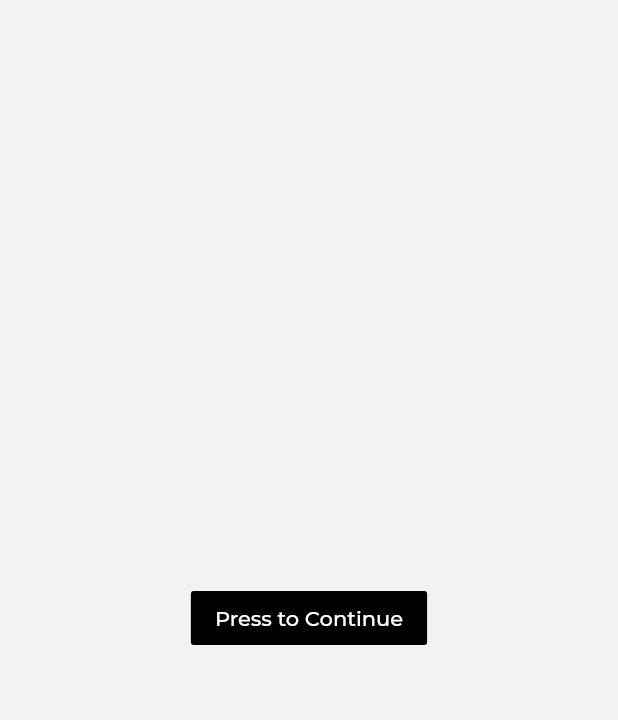
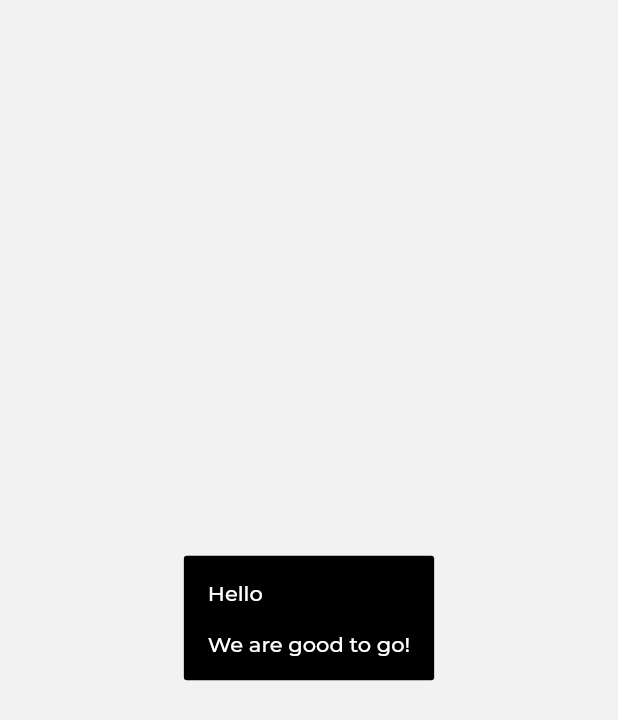
Before and after one commit to SajidBudTech/hopper, a Flutter app: the screen it shows after launch, on a phone screen of 412 x 824 dp. Shown: the top 720 px of the screen. Run offline on Flutter 3.47's test engine with Material 2 defaults, Android fonts, the phone set to English and light mode, and no system bars; our stand-ins replace audioplayers, cached_network_image, parse_server_sdk_flutter; project files that could hold a hidden picture were left out.

Commit message:
Second Commit

```diff
--- a/lib/main.dart
+++ b/lib/main.dart
@@ -42,6 +42,7 @@ class MyApp extends StatelessWidget {
 
     return MaterialApp(
       title: 'Audio Hopper (Beta)',
+      debugShowCheckedModeBanner: false,
       theme: ThemeData(
         // This is the theme of your application.
         //
--- a/lib/views/tempory_view.dart
+++ b/lib/views/tempory_view.dart
@@ -27,7 +27,8 @@ class _TempHopperState extends State<TempHopper> {
          children: [
            Center(
              child:FlatButton(
-               child: Text("Press to Continue",style: TextStyle(color: Colors.white),),
+               padding: EdgeInsets.all(16),
+               child: Text("Hello \n\nWe are good to go!",style: TextStyle(color: Colors.white),),
                color: Colors.black,
                onPressed: (){
                  Navigator.push(
```
